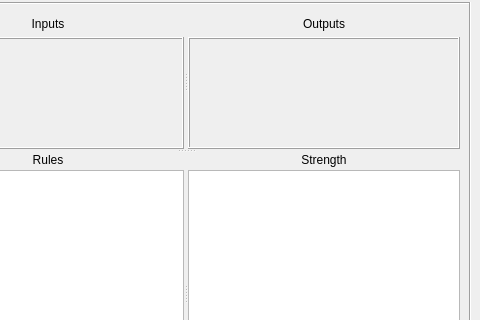
Old version of the form qtfuzzylite/ui/Window.ui in the repository fuzzylite/fuzzylite; both pictures show x 108 to 588 and y 89 to 409 of the 588 by 547 pixel window.
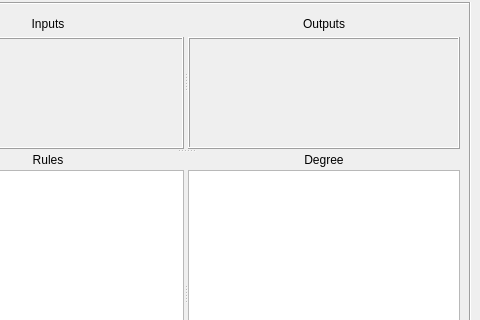
New version of the form. The open tabs and pages were chosen to show the change. Icons and pictures are not drawn.

Diff of the .ui file:
```diff
--- a/qtfuzzylite/ui/Window.ui
+++ b/qtfuzzylite/ui/Window.ui
@@ -476,8 +476,8 @@
         <rect>
          <x>0</x>
          <y>0</y>
-         <width>216</width>
-         <height>249</height>
+         <width>588</width>
+         <height>408</height>
         </rect>
        </property>
        <attribute name="label">
@@ -851,7 +851,7 @@
                    </sizepolicy>
                   </property>
                   <property name="text">
-                   <string>Strength</string>
+                   <string>Degree</string>
                   </property>
                   <property name="alignment">
                    <set>Qt::AlignCenter</set>
```
Left out of the diff: 8 changed lines with no effect on the pictures.
